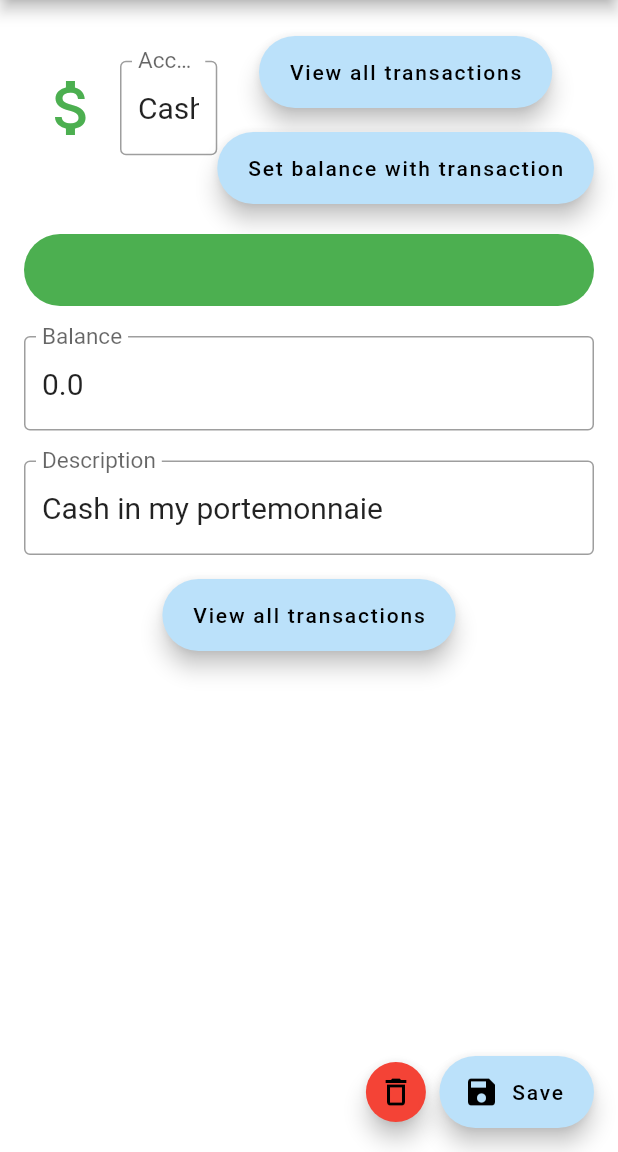
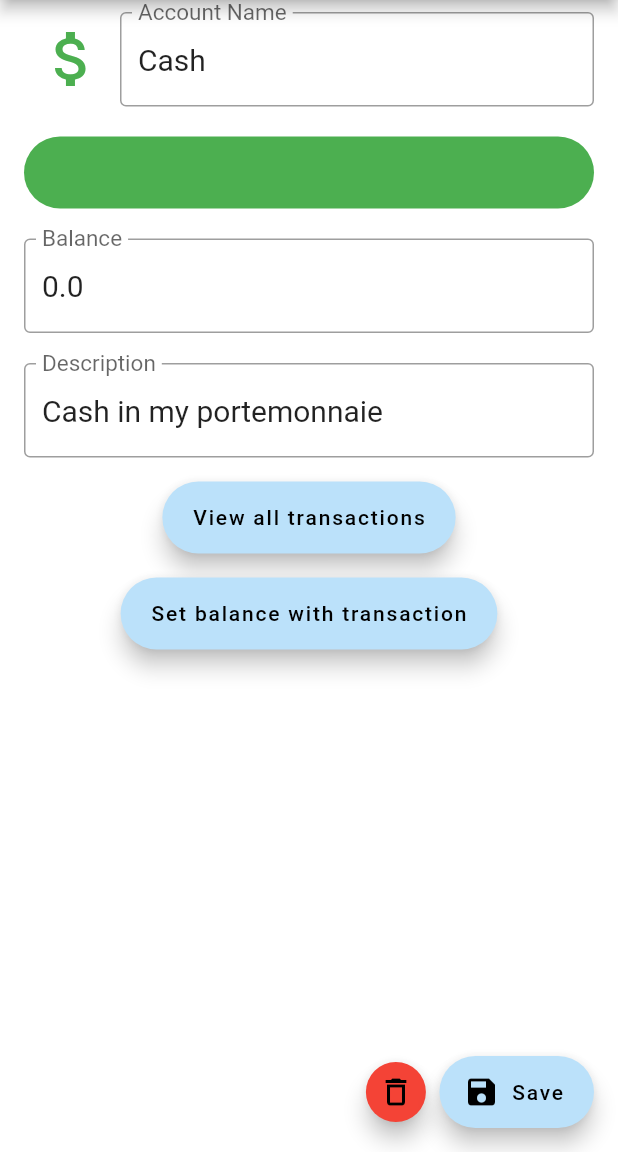
Before and after one commit to budgetiser/budgetiser, a Flutter app: the AccountForm screen opened directly with sample values from the repository, on a phone screen of 412 x 824 dp, the part 84-1236 px from its top. Run offline on Flutter 3.47's test engine with Material 2 defaults, Android fonts, the phone set to English and light mode, and no system bars; our stand-ins replace flutter_colorpicker, flutter_markdown, jiffy, percent_indicator, shared_preferences, sqflite_sqlcipher; accounts and stored records are empty.

Commit message:
fix merge

```diff
--- a/lib/screens/account/account_form.dart
+++ b/lib/screens/account/account_form.dart
@@ -94,39 +94,6 @@ class _AccountFormState extends State<AccountForm> {
                               ),
                             ),
                           ),
-                          if (widget.initialAccount !=
-                              null) // actions for existing accounts
-                            Column(
-                              children: [
-                                const SizedBox(
-                                  height: 16,
-                                ),
-                                FloatingActionButton.extended(
-                                  onPressed: (() {
-                                    Navigator.of(context)
-                                        .push(MaterialPageRoute(
-                                      builder: (context) => TransactionsScreen(
-                                        initialAccountFilterName:
-                                            nameController.text,
-                                      ),
-                                    ));
-                                  }),
-                                  label: const Text("View all transactions"),
-                                  heroTag: "viewTransactions",
-                                ),
-                                const SizedBox(
-                                  height: 16,
-                                ),
-                                FloatingActionButton.extended(
-                                  onPressed: (() {
-                                    showBalanceDialog(context);
-                                  }),
-                                  label: const Text(
-                                      "Set balance with transaction"),
-                                  heroTag: "setBalanceWithTransaction",
-                                ),
-                              ],
-                            ),
                         ],
                       ),
                       const SizedBox(height: 20),
@@ -189,6 +156,16 @@ class _AccountFormState extends State<AccountForm> {
                               }),
                               label: const Text("View all transactions"),
                               heroTag: "viewTransactions",
+                            ),
+                            const SizedBox(
+                              height: 16,
+                            ),
+                            FloatingActionButton.extended(
+                              onPressed: (() {
+                                showBalanceDialog(context);
+                              }),
+                              label: const Text("Set balance with transaction"),
+                              heroTag: "setBalanceWithTransaction",
                             ),
                           ],
                         ),
@@ -273,6 +250,7 @@ class _AccountFormState extends State<AccountForm> {
         builder: (BuildContext context) {
           return AlertDialog(
             title: const Text("Set balance"),
+            elevation: 0,
             content: Form(
               key: formKey,
               child: TextFormField(
```
